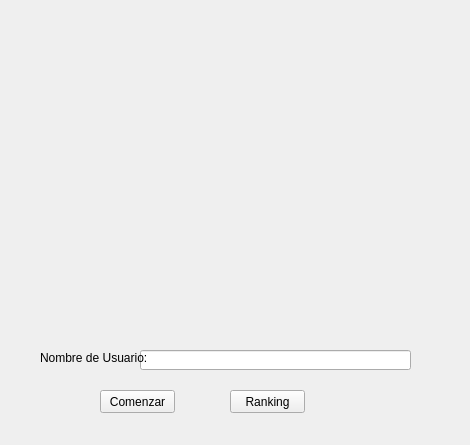
domingo2000/ProgramacionAvanzada, file Tareas/T02/ui-inicio.ui: the form before one commit.
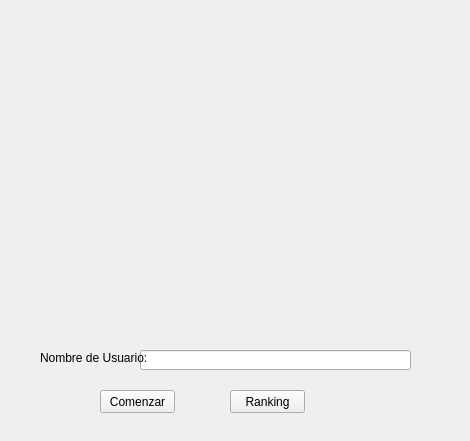
The form after the commit. Icons and pictures are not drawn.

```diff
--- a/Tareas/T02/ui-inicio.ui
+++ b/Tareas/T02/ui-inicio.ui
@@ -7,7 +7,7 @@
     <x>0</x>
     <y>0</y>
     <width>470</width>
-    <height>445</height>
+    <height>441</height>
    </rect>
   </property>
   <property name="windowTitle">
```
